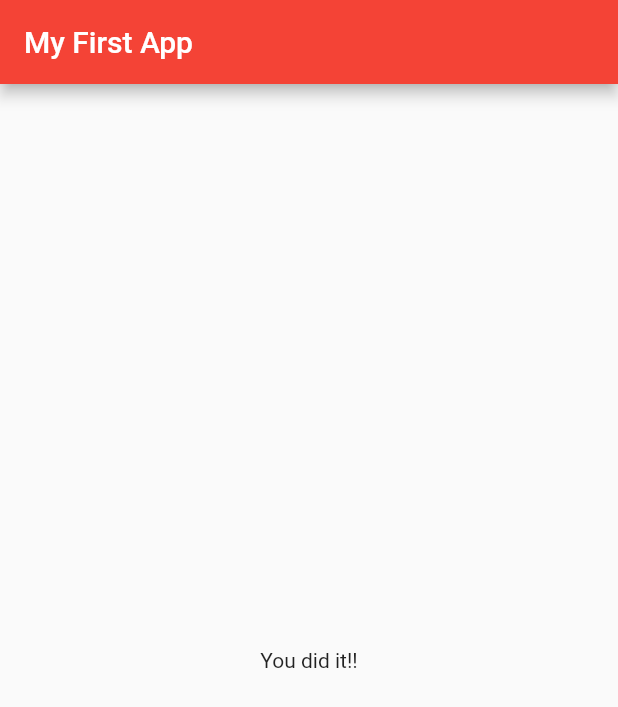
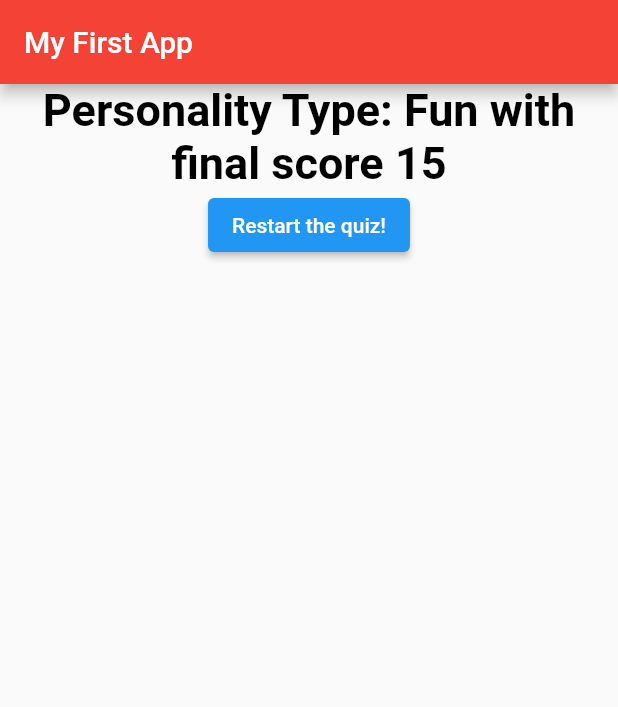
Before and after one commit to philippe-heitzmann/flutter_complete_guide, a Flutter app: the screen it shows after launch, after a tap on "Quinoa", after a tap on "80F", on a phone screen of 412 x 824 dp. Shown: the top 707 px of the screen. Run offline on Flutter 3.47's test engine with Material 2 defaults, Android fonts, the phone set to English and light mode, and no system bars.

Commit message:
added result widget

```diff
--- a/lib/answer.dart
+++ b/lib/answer.dart
@@ -3,10 +3,10 @@ import 'package:flutter/material.dart';
 class Answer extends StatelessWidget {
   // const Answer({Key? key}) : super(key: key);
 
-  final String answer;
-  final VoidCallback selectHandler;
+  final String answerText;
+  final VoidCallback answerQuestion;
 
-  Answer(this.selectHandler, this.answer);
+  Answer(this.answerQuestion, this.answerText);
 
   @override
   Widget build(BuildContext context) {
@@ -14,8 +14,13 @@ class Answer extends StatelessWidget {
         width: double.infinity,
         child: ElevatedButton(
           // color: Colors.blue,
-          child: Text(answer, style: TextStyle(color: Colors.white)),
-          onPressed: selectHandler, //() => print('Answer chosen'),
+          child: Text(answerText, style: TextStyle(color: Colors.white)),
+          onPressed: answerQuestion, //() => print('Answer chosen'),
+          // style: ElevatedButton.styleFrom(
+          //   fixedSize: Size.zero,
+          //   padding: EdgeInsets.only(top: 10.0),
+          //   tapTargetSize: MaterialTapTargetSize.shrinkWrap,
+          // )
         ));
   }
 }
--- a/lib/main.dart
+++ b/lib/main.dart
@@ -3,6 +3,7 @@ import 'package:flutter/material.dart';
 import './question.dart';
 import './answer.dart';
 import './quiz.dart';
+import './result.dart';
 
 // void main() {
 //   runApp(MyApp());
@@ -19,51 +20,71 @@ class MyApp extends StatefulWidget {
 
 class _MyAppState extends State<MyApp> {
   var _questionIndex = 0;
-  final questions = [
+  int _totalScore = 0;
+  final _questions = [
     {
       'question': 'What\'s your favorite type of food?',
-      'answers': ['Quinoa', 'Lentils', 'Brown rice']
+      'answers': [
+        {'answerText': 'Quinoa', 'answerScore': 5},
+        {'answerText': 'Lentils', 'answerScore': 10},
+        {'answerText': 'Brown rice', 'answerScore': 15},
+      ]
     },
     {
       'question': 'What\'s your favorite temperature for weather?',
-      'answers': ['70F', '80F', '90F']
+      'answers': [
+        {'answerText': '70F', 'answerScore': 5},
+        {'answerText': '80F', 'answerScore': 10},
+        {'answerText': '90F', 'answerScore': 15},
+      ]
     },
   ];
 
-  void _answerQuestion() {
+  // increment _answerScore based on answer selected
+  // compute personality based on final _answerScore
+  // Result
+  // return personality type through if else statements and final _answerScore
+
+  // Reset button
+  // reset _answerScore to zero and quiz to first question
+
+  void _answerQuestion(int scoreIncrement) {
     setState(() {
-      _questionIndex < questions.length
+      _totalScore += scoreIncrement;
+      _questionIndex < _questions.length
           ? _questionIndex += 1
           : _questionIndex = 0;
     });
-    // if (_questionIndex < questions.length) {
-    //   print('True');
-    // } else {
-    //   setState(() {
-    //     _questionIndex = 0;
-    //   });
-    // }
-    // print(_questionIndex);
+  }
+
+  void _restartQuiz() {
+    setState(() {
+      _questionIndex = 0;
+      _totalScore = 0;
+    });
   }
 
   @override
   Widget build(BuildContext context) {
     return MaterialApp(
       home: Scaffold(
-        appBar: AppBar(
-          title: Text("My First App"),
-          backgroundColor: Colors.red,
-        ),
-        body: _questionIndex < questions.length
-            ? Quiz(_answerQuestion, questions, _questionIndex)
-            : Center(child: Text('You did it!!')), //,
-        // backgroundColor: Colors.black,
-      ),
+          appBar: AppBar(
+            title: Text("My First App"),
+            backgroundColor: Colors.red,
+          ),
+          body: _questionIndex < _questions.length
+              ? Quiz(
+                  answerQuestion: _answerQuestion,
+                  questions: _questions,
+                  questionIndex: _questionIndex)
+              : Result(
+                  totalScore: _totalScore,
+                  restartQuiz: _restartQuiz,
+                )), //,
+      // backgroundColor: Colors.black,
     );
   }
 }
-
-
 
 // APPENDIX
 
--- a/lib/quiz.dart
+++ b/lib/quiz.dart
@@ -7,19 +7,26 @@ import './answer.dart';
 
 class Quiz extends StatelessWidget {
   // const Quiz({Key? key}) : super(key: key);
-  final VoidCallback selectHandler;
-  final questions;
-  final _questionIndex;
+  final Function answerQuestion;
+  final List<Map<String, Object>> questions;
+  final int questionIndex;
 
-  Quiz(this.selectHandler, this.questions, this._questionIndex);
+  // Quiz(this._answerQuestion, this.questions, this._questionIndex);
+
+  Quiz(
+      {required this.answerQuestion,
+      required this.questions,
+      required this.questionIndex});
 
   @override
   Widget build(BuildContext context) {
     return Column(
       children: <Widget>[
-        Question((questions[_questionIndex]['question'] as String)),
-        ...(questions[_questionIndex]['answers'] as List<String>).map((answer) {
-          return Answer(selectHandler, answer);
+        Question((questions[questionIndex]['question'] as String)),
+        ...(questions[questionIndex]['answers'] as List<Map<String, Object>>)
+            .map((answer) {
+          return Answer(() => answerQuestion(answer['answerScore']),
+              (answer['answerText'] as String));
         }).toList(),
         // RaisedButton(onPressed: null, child: Text('Answer 1')),
       ],
--- a/lib/result.dart
+++ b/lib/result.dart
@@ -0,0 +1,38 @@
+import 'package:flutter/material.dart';
+
+class Result extends StatelessWidget {
+  //const Result({Key? key}) : super(key: key);
+
+  Result({required this.totalScore, required this.restartQuiz});
+
+  int totalScore = 0;
+  final VoidCallback restartQuiz;
+
+  String get resultPersonality {
+    String predictedPersonality;
+    if (totalScore < 6) {
+      predictedPersonality = 'Chill';
+    } else if (totalScore < 11) {
+      predictedPersonality = 'Nice';
+    } else {
+      predictedPersonality = 'Fun';
+    }
+    return predictedPersonality;
+  }
+
+  @override
+  Widget build(BuildContext context) {
+    return Column(
+      children: [
+        Center(
+            child: Text(
+          'Personality Type: $resultPersonality with final score $totalScore',
+          style: TextStyle(
+              color: Colors.black, fontSize: 30, fontWeight: FontWeight.bold),
+          textAlign: TextAlign.center,
+        )),
+        ElevatedButton(onPressed: restartQuiz, child: Text('Restart the quiz!'))
+      ],
+    );
+  }
+}
```
